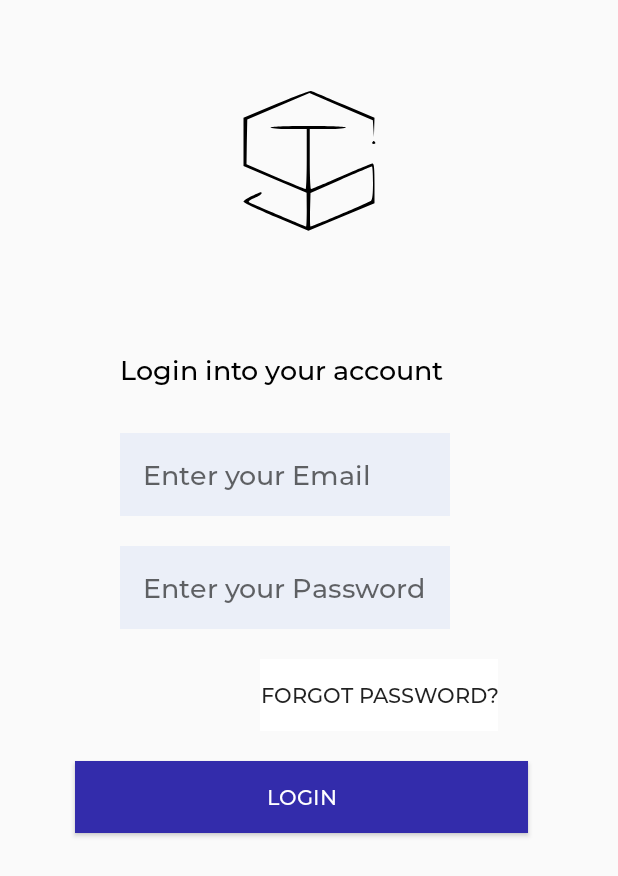
After one commit to utkarsh2290/MstcApp, an Android app: the LoginActivity screen opened directly, with no data from a screen before it, on a phone screen of 412 x 824 dp. The commit adds this screen. Shown: the top 876 px of the screen. Run offline under Robolectric (Android 15) with nearby library versions, the phone set to English and light mode, and no system bars; our stand-ins replace Firebase (no records; nobody signed in at launch, a user with empty details on screens opened directly).

Commit message:
Sign in and Sign up

```diff
--- a/app/build.gradle
+++ b/app/build.gradle
@@ -30,4 +30,7 @@ dependencies {
     androidTestImplementation 'androidx.test.ext:junit:1.1.1'
     androidTestImplementation 'androidx.test.espresso:espresso-core:3.2.0'
     implementation 'androidx.gridlayout:gridlayout:1.0.0'
+    implementation 'com.google.firebase:firebase-auth:19.3.1'
+
+
 }
--- a/app/src/main/AndroidManifest.xml
+++ b/app/src/main/AndroidManifest.xml
@@ -9,6 +9,7 @@
         android:roundIcon="@mipmap/ic_launcher_round"
         android:supportsRtl="true"
         android:theme="@style/AppTheme">
+        <activity android:name=".LoginActivity"></activity>
         <activity android:name=".MainActivity">
             <intent-filter>
                 <action android:name="android.intent.action.MAIN" />
--- /dev/null
+++ b/app/src/main/java/com/example/mstcapp/LoginActivity.java
@@ -0,0 +1,85 @@
+package com.example.mstcapp;
+
+import androidx.annotation.NonNull;
+import androidx.appcompat.app.AppCompatActivity;
+
+import android.content.Intent;
+import android.os.Bundle;
+import android.text.TextUtils;
+import android.util.Log;
+import android.view.View;
+import android.widget.Button;
+import android.widget.EditText;
+import android.widget.Toast;
+
+import com.google.android.gms.tasks.OnCompleteListener;
+import com.google.android.gms.tasks.Task;
+import com.google.firebase.FirebaseApp;
+import com.google.firebase.auth.AuthResult;
+import com.google.firebase.auth.FirebaseAuth;
+
+public class LoginActivity extends AppCompatActivity {
+
+    private EditText mUserEmail,mUserPassword;
+    private Button mUserLogin,mForgotPassword;
+    private FirebaseAuth mAuth;
+
+    @Override
+    protected void onCreate(Bundle savedInstanceState) {
+        super.onCreate(savedInstanceState);
+        setContentView(R.layout.activity_login);
+
+        //INITIALIZING VIEWS
+        mUserEmail= findViewById(R.id.loginEmail);
+        mUserPassword=findViewById(R.id.loginPassword);
+        mUserLogin=findViewById(R.id.btn_Login);
+        mForgotPassword=findViewById(R.id.forgotPassword);
+
+        FirebaseApp.initializeApp(getApplicationContext());
+        mAuth=FirebaseAuth.getInstance();
+
+       /* if(mAuth.getCurrentUser()!=null){
+            Toast.makeText(LoginActivity.this, "User already logged in", Toast.LENGTH_SHORT).show();
+            startActivity(new Intent(getApplicationContext(),MainActivity.class));
+            finish();
+        }*/
+
+        mUserLogin.setOnClickListener(new View.OnClickListener() {
+            @Override
+            public void onClick(View v) {
+
+                String email=mUserEmail.getText().toString().trim();
+                String password=mUserPassword.getText().toString().trim();
+
+                if(TextUtils.isEmpty(email)){
+                    mUserEmail.setError("Email is Required.");
+                    return;
+                }
+
+                if(TextUtils.isEmpty(password)){
+                    mUserPassword.setError("Password is Required.");
+                    return;
+                }
+
+                if(password.length()<6){
+                    mUserPassword.setError("Password Must be >= 6 Characters");
+                    return;
+                }
+
+                //AUTHENTICATING USERS
+
+                mAuth.signInWithEmailAndPassword(email,password).addOnCompleteListener(new OnCompleteListener<AuthResult>() {
+                    @Override
+                    public void onComplete(@NonNull Task<AuthResult> task) {
+                        if(task.isSuccessful()){
+                            startActivity(new Intent(getApplicationContext(),MainActivity.class));
+                        }
+                        else{
+                            Toast.makeText(LoginActivity.this, "Unable to login" + task.getException().getMessage(), Toast.LENGTH_SHORT).show();
+                        }
+                    }
+                });
+            }
+        });
+    }
+}
--- /dev/null
+++ b/app/src/main/res/layout/activity_login.xml
@@ -0,0 +1,87 @@
+<?xml version="1.0" encoding="utf-8"?>
+<RelativeLayout xmlns:android="http://schemas.android.com/apk/res/android"
+    xmlns:app="http://schemas.android.com/apk/res-auto"
+    xmlns:tools="http://schemas.android.com/tools"
+    android:layout_width="match_parent"
+    android:layout_height="match_parent"
+    tools:context=".LoginActivity">
+
+    <ImageView
+        android:id="@+id/logo"
+        android:layout_width="wrap_content"
+        android:layout_height="wrap_content"
+        android:layout_centerHorizontal="true"
+        android:layout_marginTop="60dp"
+        app:srcCompat="@drawable/ic_stclogo" />
+
+    <TextView
+        android:id="@+id/textView2"
+        android:layout_width="wrap_content"
+        android:layout_height="wrap_content"
+        android:layout_below="@id/logo"
+        android:layout_marginStart="80dp"
+        android:layout_marginTop="80dp"
+        android:layout_marginBottom="20dp"
+        android:fontFamily="@font/montserrat_medium"
+        android:text="Login into your account"
+        android:textColor="#000000"
+        android:textSize="18sp" />
+
+    <EditText
+        android:id="@+id/loginEmail"
+        android:layout_width="wrap_content"
+        android:layout_height="wrap_content"
+        android:layout_below="@id/textView2"
+        android:layout_alignLeft="@id/textView2"
+        android:layout_marginTop="10dp"
+        android:layout_marginBottom="10dp"
+        android:background="#EBEFF8"
+        android:ems="10"
+        android:fontFamily="@font/montserrat_medium"
+        android:hint="Enter your Email"
+        android:inputType="textEmailAddress"
+        android:padding="15dp" />
+
+    <EditText
+        android:id="@+id/loginPassword"
+        android:layout_width="wrap_content"
+        android:layout_height="wrap_content"
+        android:layout_below="@id/loginEmail"
+        android:layout_alignLeft="@id/loginEmail"
+        android:layout_marginTop="10dp"
+        android:layout_marginBottom="10dp"
+        android:background="#EBEFF8"
+        android:ems="10"
+        android:fontFamily="@font/montserrat_medium"
+        android:hint="Enter your Password"
+        android:inputType="textPassword"
+        android:padding="15dp" />
+
+    <Button
+        android:id="@+id/forgotPassword"
+        style="?android:attr/borderlessButtonStyle"
+        android:layout_width="wrap_content"
+        android:layout_height="wrap_content"
+        android:layout_below="@id/loginPassword"
+        android:layout_alignParentRight="true"
+        android:layout_marginTop="10dp"
+        android:layout_marginRight="80dp"
+        android:background="@color/white"
+        android:fontFamily="@font/montserrat_medium"
+        android:text="Forgot Password?" />
+
+    <Button
+        android:id="@+id/btn_Login"
+        android:layout_width="match_parent"
+        android:layout_height="wrap_content"
+        android:layout_below="@id/forgotPassword"
+        android:layout_centerHorizontal="false"
+        android:layout_marginStart="50dp"
+        android:layout_marginTop="20dp"
+        android:layout_marginEnd="60dp"
+        android:background="@drawable/background_tab"
+        android:backgroundTint="#332CAB"
+        android:fontFamily="@font/montserrat_medium"
+        android:text="Login"
+        android:textColor="#FFFFFF" />
+</RelativeLayout>
--- a/app/src/main/res/layout/fragment_home.xml
+++ b/app/src/main/res/layout/fragment_home.xml
@@ -26,4 +26,5 @@
         android:background="@drawable/cirular_mstc_button"
         android:src="@drawable/stclogoo" />
 
+
 </RelativeLayout>
```
Also changed, not shown: app/src/main/java/com/example/mstcapp/MainActivity.java (+38 -0 lines), app/src/main/java/com/example/mstcapp/ParentFragments/feedFragment.java (+16 -0 lines), app/src/main/res/layout/activity_main.xml (+13 -0 lines).
